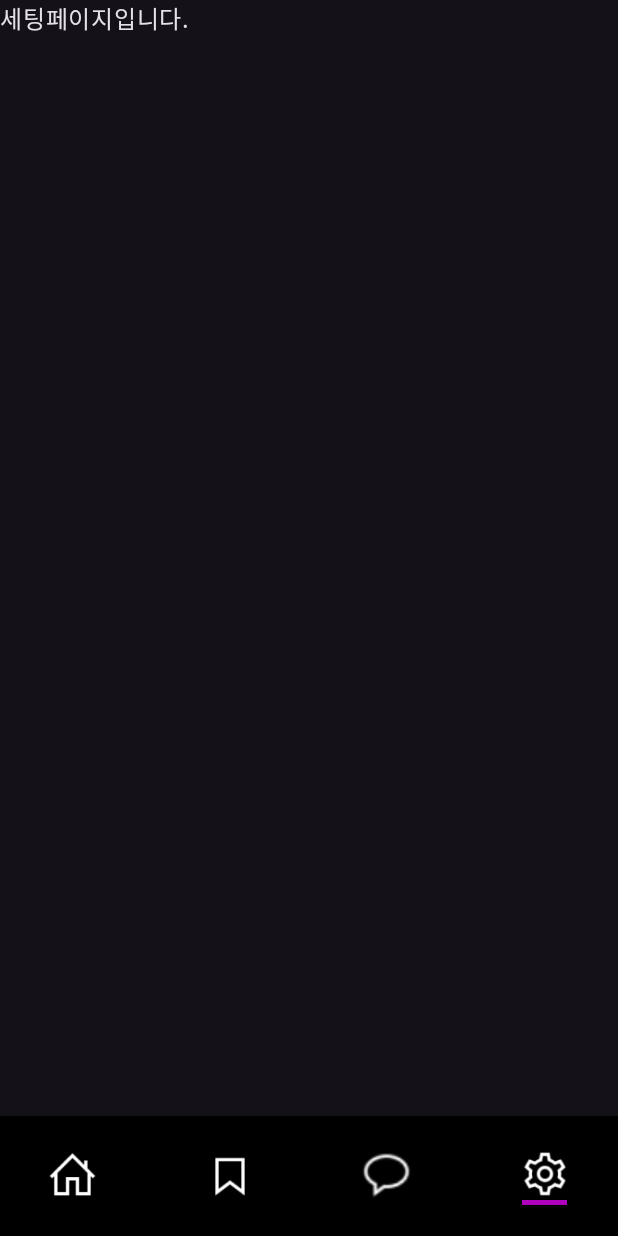
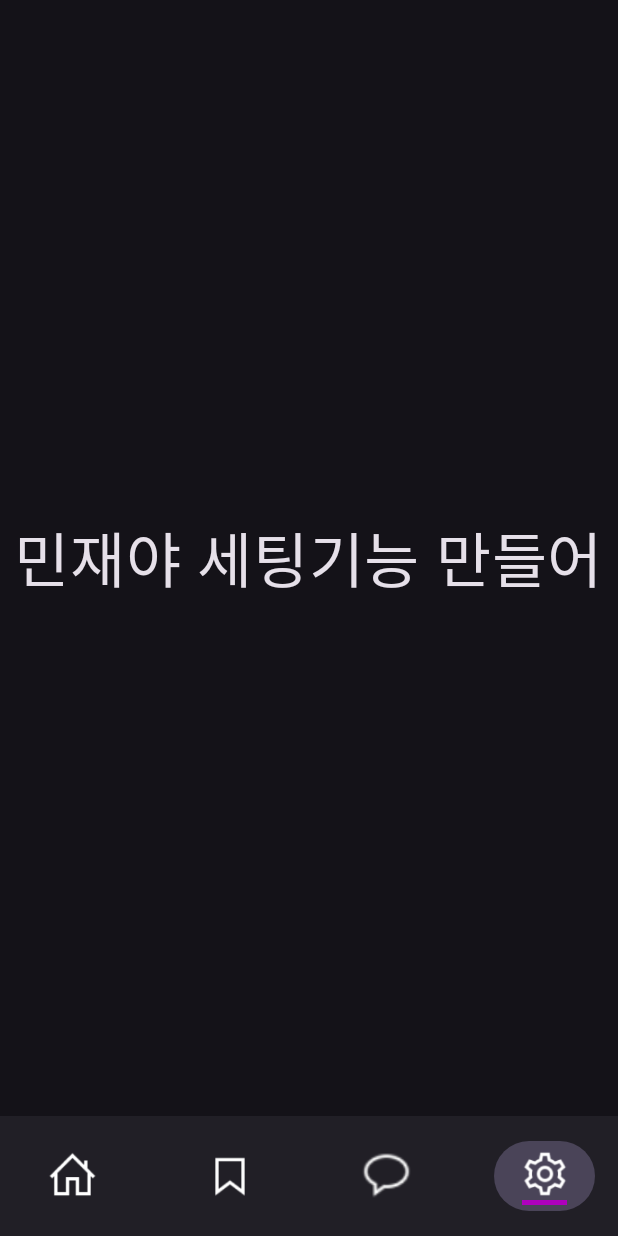
Before and after one commit to SRH-MiMo/android-renewal, an Android app built with Jetpack Compose: the DiaryPage screen opened through its navigation route, item 4 of the bottom bar chosen, on a phone screen of 412 x 824 dp. Run offline under Robolectric (Android 15) with nearby library versions, the phone set to English and light mode, and no system bars.

Commit message:
메인 페이지 개발

```diff
--- a/app/src/main/java/com/example/mimo/MainActivity.kt
+++ b/app/src/main/java/com/example/mimo/MainActivity.kt
@@ -37,8 +37,6 @@ class MainActivity : ComponentActivity() {
 fun Nav() {
     val navController = rememberNavController()
     Scaffold(
-        modifier = Modifier
-            .background(Color.Black),
         bottomBar = {
             BottomNavigation(navController = navController)
         }
--- a/app/src/main/java/com/example/mimo/component/TopBar.kt
+++ b/app/src/main/java/com/example/mimo/component/TopBar.kt
@@ -3,9 +3,12 @@ package com.example.mimo.component
 import androidx.compose.foundation.Image
 import androidx.compose.foundation.layout.Arrangement
 import androidx.compose.foundation.layout.Row
+import androidx.compose.foundation.layout.Spacer
+import androidx.compose.foundation.layout.padding
 import androidx.compose.material3.Text
 import androidx.compose.runtime.Composable
 import androidx.compose.ui.Alignment
+import androidx.compose.ui.Modifier
 import androidx.compose.ui.graphics.Color
 import androidx.compose.ui.layout.ContentScale
 import androidx.compose.ui.res.painterResource
@@ -19,20 +22,23 @@ import com.example.mimo.R
 @Composable
 fun TopBar(name: String) {
     Row(
-        horizontalArrangement = Arrangement.spacedBy(10.dp, Alignment.CenterHorizontally),
-        verticalAlignment = Alignment.Top,
+        modifier = Modifier
+            .padding(20.dp)
     ) {
         Image(
             painter = painterResource(id = R.drawable.logo),
             contentDescription = name,
             contentScale = ContentScale.FillBounds
         )
-
+        Spacer(
+            modifier = Modifier
+                .padding(5.dp)
+        )
         Text(
             text = name,
             style = TextStyle(
-                fontSize = 20.sp,
-                fontWeight = FontWeight(400),
+                fontSize = 25.sp,
+                fontWeight = FontWeight.Bold,
                 color = Color.White
             )
         )
--- a/app/src/main/java/com/example/mimo/component/navBar.kt
+++ b/app/src/main/java/com/example/mimo/component/navBar.kt
@@ -58,7 +58,6 @@ fun BottomNavigation(navController: NavController) {
     var selectedIndex by rememberSaveable { mutableStateOf(0) }
 
     NavigationBar(
-        containerColor = Color.Black // NavigationBar의 배경색 설정
     ) {
         items.forEachIndexed { index, item ->
             NavigationBarItem(
@@ -88,13 +87,11 @@ fun BottomNavigation(navController: NavController) {
                         }
                     }
                 },
-                colors = NavigationBarItemDefaults.colors(
-                    indicatorColor = Color.Transparent, // 선택된 항목의 배경색을 투명하게 설정
-                    selectedIconColor = Color.White, // 선택된 아이콘의 색상
-                    unselectedIconColor = Color.White, // 선택되지 않은 아이콘의 색상
-                    selectedTextColor = Color.White, // 선택된 텍스트의 색상
-                    unselectedTextColor = Color.White // 선택되지 않은 텍스트의 색상
-                )
+//                colors = NavigationBarItemDefaults.colors(
+//                   indicatorColor = Color.Transparent, // 선택된 항목의 배경색을 투명하게 설정
+//                    selectedIconColor = Color.White, // 선택된 아이콘의 색상
+//                    unselectedIconColor = Color.White, // 선택되지 않은 아이콘의 색상
+//                )
             )
         }
     }
--- a/app/src/main/java/com/example/mimo/screen/chat.kt
+++ b/app/src/main/java/com/example/mimo/screen/chat.kt
@@ -1,5 +1,7 @@
 package com.example.mimo.screen
 
+import androidx.compose.foundation.layout.Arrangement
+import androidx.compose.foundation.layout.Column
 import androidx.compose.foundation.layout.fillMaxSize
 import androidx.compose.foundation.layout.padding
 import androidx.compose.material3.Scaffold
@@ -7,21 +9,25 @@ import androidx.compose.material3.Surface
 import androidx.compose.material3.Text
 import androidx.compose.runtime.Composable
 import androidx.compose.runtime.remember
+import androidx.compose.ui.Alignment
 import androidx.compose.ui.Modifier
 import androidx.compose.ui.tooling.preview.Preview
+import androidx.compose.ui.unit.sp
 import androidx.navigation.NavController
 import androidx.navigation.compose.rememberNavController
 import com.example.mimo.component.BottomNavigation
 
 @Composable
 fun ChatPage(navController: NavController) {
-        val text = remember { "채팅 페이지 입니다." } // 상태 관리를 위해 remember를 사용하여 상태를 유지합니다.
-        Surface(
-            modifier = Modifier
-                .fillMaxSize()
-        ) {
-            Text(text = text)
-        }
+    Column (
+        verticalArrangement = Arrangement.Center,
+        horizontalAlignment = Alignment.CenterHorizontally
+    ) {
+        Text(
+            text = "민재야 일기장 만들어",
+            fontSize = 40.sp
+        )
+    }
 }
 
 @Preview
--- a/app/src/main/java/com/example/mimo/screen/diary.kt
+++ b/app/src/main/java/com/example/mimo/screen/diary.kt
@@ -1,5 +1,7 @@
 package com.example.mimo.screen
 
+import androidx.compose.foundation.layout.Arrangement
+import androidx.compose.foundation.layout.Column
 import androidx.compose.foundation.layout.fillMaxSize
 import androidx.compose.foundation.layout.padding
 import androidx.compose.material3.Scaffold
@@ -7,21 +9,25 @@ import androidx.compose.material3.Surface
 import androidx.compose.material3.Text
 import androidx.compose.runtime.Composable
 import androidx.compose.runtime.remember
+import androidx.compose.ui.Alignment
 import androidx.compose.ui.Modifier
 import androidx.compose.ui.tooling.preview.Preview
+import androidx.compose.ui.unit.sp
 import androidx.navigation.NavController
 import androidx.navigation.compose.rememberNavController
 import com.example.mimo.component.BottomNavigation
 
 @Composable
 fun DiaryPage(navController: NavController) {
-        val text = remember { "다이어리 페이지 입니다." } // 상태 관리를 위해 remember를 사용하여 상태를 유지합니다.
-        Surface(
-            modifier = Modifier
-                .fillMaxSize()
-        ) {
-            Text(text = text)
-        }
+    Column (
+        verticalArrangement = Arrangement.Center,
+        horizontalAlignment = Alignment.CenterHorizontally
+    ) {
+        Text(
+            text = "민재야 일기장 만들어",
+            fontSize = 40.sp
+        )
+    }
 }
 
 @Preview
@@ -29,5 +35,5 @@ fun DiaryPage(navController: NavController) {
 fun DiaryPreView() {
     // Create a fake NavController for preview purposes
     val navController = rememberNavController()
-    MainPage(navController = navController)
+    DiaryPage(navController = navController)
 }
--- a/app/src/main/java/com/example/mimo/screen/main.kt
+++ b/app/src/main/java/com/example/mimo/screen/main.kt
@@ -1,36 +1,107 @@
 package com.example.mimo.screen
 
+import android.os.Build
+import android.util.Log
+import android.widget.Toast
+import androidx.annotation.RequiresApi
+import androidx.compose.foundation.Image
 import androidx.compose.foundation.background
+import androidx.compose.foundation.layout.Arrangement
+import androidx.compose.foundation.layout.Box
+import androidx.compose.foundation.layout.Column
+import androidx.compose.foundation.layout.Spacer
 import androidx.compose.foundation.layout.fillMaxSize
+import androidx.compose.foundation.layout.height
 import androidx.compose.foundation.layout.padding
-import androidx.compose.material3.Scaffold
+import androidx.compose.foundation.layout.width
+import androidx.compose.foundation.shape.RoundedCornerShape
+import androidx.compose.material3.Button
+import androidx.compose.material3.ButtonDefaults
 import androidx.compose.material3.Surface
 import androidx.compose.material3.Text
 import androidx.compose.runtime.Composable
 import androidx.compose.runtime.remember
+import androidx.compose.ui.Alignment
 import androidx.compose.ui.Modifier
+import androidx.compose.ui.graphics.Brush
 import androidx.compose.ui.graphics.Color
+import androidx.compose.ui.platform.LocalContext
+import androidx.compose.ui.res.painterResource
+import androidx.compose.ui.text.font.FontWeight
 import androidx.compose.ui.tooling.preview.Preview
+import androidx.compose.ui.unit.dp
+import androidx.compose.ui.unit.sp
 import androidx.navigation.NavController
 import androidx.navigation.compose.rememberNavController
-import com.example.mimo.component.BottomNavigation
 import com.example.mimo.component.TopBar
+import com.example.mimo.R
+import androidx.compose.ui.text.TextStyle
+import com.example.mimo.ui.theme.PurpleEnd
+import com.example.mimo.ui.theme.PurpleStart
 
+@RequiresApi(Build.VERSION_CODES.O)
 @Composable
 fun MainPage(navController: NavController) {
-        Surface(
-            color = Color.Black,
-            modifier = Modifier
-                .fillMaxSize()
+    Surface(
+        modifier = Modifier
+            .fillMaxSize()
+    ) {
+        TopBar(name = "미라클 모닝 시작하기")
+        Column(
+            verticalArrangement = Arrangement.Center,
+            horizontalAlignment = Alignment.CenterHorizontally
         ) {
-            TopBar(name = "미라클 모닝 시작하기")
+            Image(
+                modifier = Modifier
+                    .width(350.dp)
+                    .height(300.dp),
+                painter = painterResource(id = R.drawable.moon),
+                contentDescription = "달사진"
+            )
+
+            Spacer(modifier = Modifier.height(40.dp))
+
+            val context = LocalContext.current
+
+            Box(
+                modifier = Modifier
+                    .width(400.dp)
+                    .height(90.dp)
+                    .padding(16.dp)
+                    .background(
+                        Brush.verticalGradient(
+                            colors = listOf(PurpleStart, PurpleEnd)
+                        ),
+                        shape = RoundedCornerShape(10.dp)
+                    ),
+                contentAlignment = Alignment.Center
+            ) {
+                Button(
+                    onClick = {
+                        Log.d("Main", "민제야 만들어")
+                        Toast.makeText(context, "민재야 알람 만들어야겠지?", Toast.LENGTH_SHORT).show()
+                    },
+                    shape = RoundedCornerShape(10.dp),
+                    colors = ButtonDefaults.buttonColors(containerColor = Color.Transparent),
+                    modifier = Modifier.fillMaxSize()
+                ) {
+                    Text(
+                        text = "시작하기",
+                        style = TextStyle(
+                            fontSize = 20.sp,
+                            color = Color.White, // Assuming white text color
+                            fontWeight = FontWeight.Bold
+                        )
+                    )
+                }
+            }
         }
-
+    }
 }
 
 @Preview
 @Composable
-fun MainPagePreview() {
+fun MainPreView() {
     // Create a fake NavController for preview purposes
     val navController = rememberNavController()
     MainPage(navController = navController)
--- a/app/src/main/java/com/example/mimo/screen/settings.kt
+++ b/app/src/main/java/com/example/mimo/screen/settings.kt
@@ -1,5 +1,7 @@
 package com.example.mimo.screen
 
+import androidx.compose.foundation.layout.Arrangement
+import androidx.compose.foundation.layout.Column
 import androidx.compose.foundation.layout.fillMaxSize
 import androidx.compose.foundation.layout.padding
 import androidx.compose.material3.Scaffold
@@ -7,21 +9,29 @@ import androidx.compose.material3.Surface
 import androidx.compose.material3.Text
 import androidx.compose.runtime.Composable
 import androidx.compose.runtime.remember
+import androidx.compose.ui.Alignment
 import androidx.compose.ui.Modifier
 import androidx.compose.ui.tooling.preview.Preview
+import androidx.compose.ui.unit.sp
 import androidx.navigation.NavController
 import androidx.navigation.compose.rememberNavController
 import com.example.mimo.component.BottomNavigation
 
 @Composable
 fun SettingsPage(navController: NavController) {
-
-        val text = remember { "세팅페이지입니다." } // 상태 관리를 위해 remember를 사용하여 상태를 유지합니다.
         Surface(
             modifier = Modifier
                 .fillMaxSize()
         ) {
-            Text(text = text)
+            Column (
+                verticalArrangement = Arrangement.Center,
+                horizontalAlignment = Alignment.CenterHorizontally
+            ) {
+                Text(
+                    text = "민재야 세팅기능 만들어",
+                    fontSize = 40.sp
+                )
+            }
         }
 }
 
@@ -30,5 +40,5 @@ fun SettingsPage(navController: NavController) {
 fun SettingView() {
     // Create a fake NavController for preview purposes
     val navController = rememberNavController()
-    MainPage(navController = navController)
+    SettingsPage(navController = navController)
 }
--- a/app/src/main/java/com/example/mimo/ui/theme/Color.kt
+++ b/app/src/main/java/com/example/mimo/ui/theme/Color.kt
@@ -9,3 +9,6 @@ val Pink80 = Color(0xFFEFB8C8)
 val Purple40 = Color(0xFF6650a4)
 val PurpleGrey40 = Color(0xFF625b71)
 val Pink40 = Color(0xFF7D5260)
+
+val PurpleStart = Color(0xFFAE00BD)
+val PurpleEnd = Color(0xFFD11091)
```
Also changed, not shown: app/src/main/res/drawable/moon.png (added).
